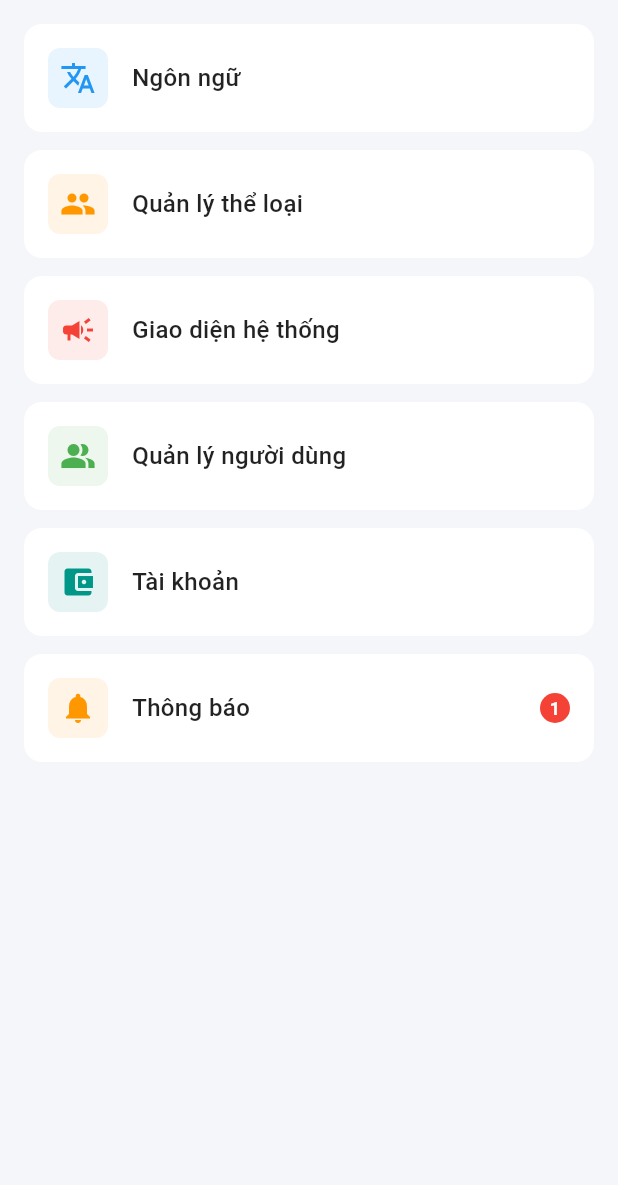
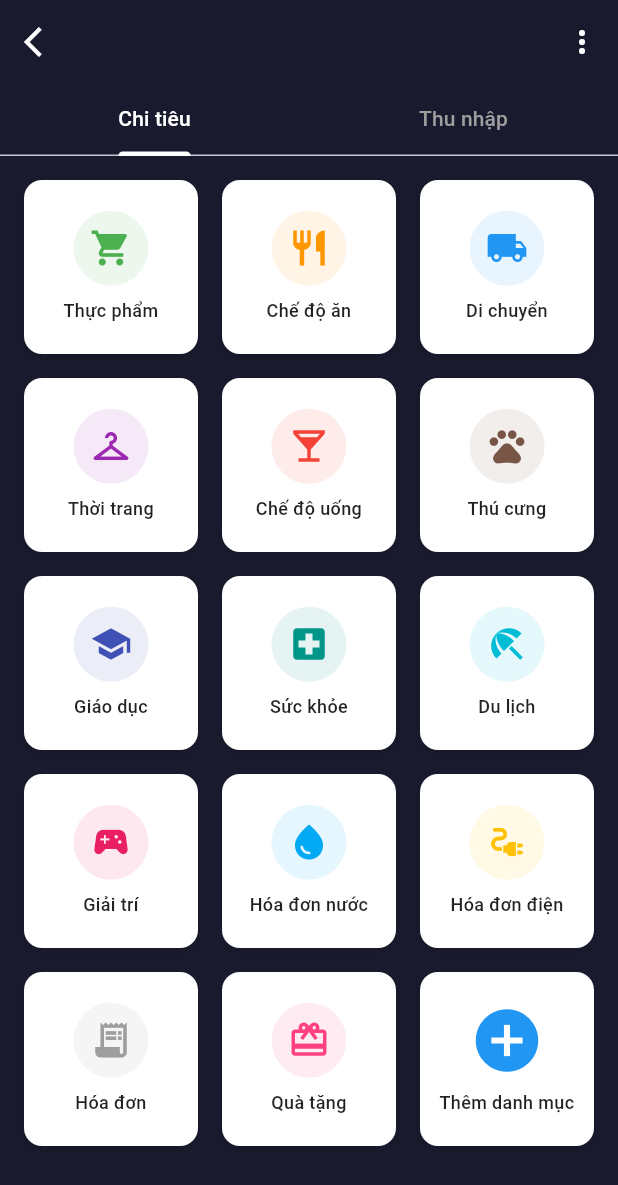
Before and after one commit to NghiaLio/Financy_app, a Flutter app: the Settings widget shown alone on an empty page, opened directly, after a tap on "Quản lý thể loại", on a phone screen of 412 x 824 dp. Shown: the top 1185 px of the screen. Run offline on Flutter 3.47's test engine with Material 3 defaults, Android fonts, the phone set to English and light mode, and no system bars; our stand-ins replace fl_chart, flutter_bloc, hive; accounts and stored records are empty; generated files the repository leaves out were written again.

Commit message:
add ui categories

```diff
--- /dev/null
+++ b/lib/man_Categories_spend.dart
@@ -0,0 +1,438 @@
+import 'package:flutter/material.dart';
+
+class ExpenseCategoriesScreen extends StatefulWidget {
+  const ExpenseCategoriesScreen({Key? key}) : super(key: key);
+
+  @override
+  State<ExpenseCategoriesScreen> createState() => _ExpenseCategoriesScreenState();
+}
+
+class _ExpenseCategoriesScreenState extends State<ExpenseCategoriesScreen> with SingleTickerProviderStateMixin {
+  late TabController _tabController;
+
+  final List<CategoryItem> expenseCategories = [
+    CategoryItem(
+      icon: Icons.local_grocery_store,
+      label: 'Thực phẩm',
+      color: Colors.green,
+    ),
+    CategoryItem(
+      icon: Icons.restaurant,
+      label: 'Chế độ ăn',
+      color: Colors.orange,
+    ),
+    CategoryItem(
+      icon: Icons.local_shipping,
+      label: 'Di chuyển',
+      color: Colors.blue,
+    ),
+    CategoryItem(
+      icon: Icons.checkroom,
+      label: 'Thời trang',
+      color: Colors.purple,
+    ),
+    CategoryItem(
+      icon: Icons.local_bar,
+      label: 'Chế độ uống',
+      color: Colors.red,
+    ),
+    CategoryItem(
+      icon: Icons.pets,
+      label: 'Thú cưng',
+      color: Colors.brown,
+    ),
+    CategoryItem(
+      icon: Icons.school,
+      label: 'Giáo dục',
+      color: Colors.indigo,
+    ),
+    CategoryItem(
+      icon: Icons.local_hospital,
+      label: 'Sức khỏe',
+      color: Colors.teal,
+    ),
+    CategoryItem(
+      icon: Icons.beach_access,
+      label: 'Du lịch',
+      color: Colors.cyan,
+    ),
+    CategoryItem(
+      icon: Icons.sports_esports,
+      label: 'Giải trí',
+      color: Colors.pink,
+    ),
+    CategoryItem(
+      icon: Icons.water_drop,
+      label: 'Hóa đơn nước',
+      color: Colors.lightBlue,
+    ),
+    CategoryItem(
+      icon: Icons.electrical_services,
+      label: 'Hóa đơn điện',
+      color: Colors.amber,
+    ),
+    CategoryItem(
+      icon: Icons.receipt_long,
+      label: 'Hóa đơn',
+      color: Colors.grey,
+    ),
+    CategoryItem(
+      icon: Icons.card_giftcard,
+      label: 'Quà tặng',
+      color: Colors.pinkAccent,
+    ),
+  ];
+
+  final List<CategoryItem> incomeCategories = [
+    CategoryItem(
+      icon: Icons.work,
+      label: 'Lương',
+      color: Colors.green,
+    ),
+    CategoryItem(
+      icon: Icons.business,
+      label: 'Kinh doanh',
+      color: Colors.blue,
+    ),
+    CategoryItem(
+      icon: Icons.trending_up,
+      label: 'Đầu tư',
+      color: Colors.orange,
+    ),
+    CategoryItem(
+      icon: Icons.card_giftcard,
+      label: 'Quà tặng',
+      color: Colors.purple,
+    ),
+  ];
+
+  @override
+  void initState() {
+    super.initState();
+    _tabController = TabController(length: 2, vsync: this);
+  }
+
+  @override
+  void dispose() {
+    _tabController.dispose();
+    super.dispose();
+  }
+
+  @override
+  Widget build(BuildContext context) {
+    return Scaffold(
+      backgroundColor: const Color(0xFF1A1A2E),
+      appBar: AppBar(
+        backgroundColor: const Color(0xFF1A1A2E),
+        elevation: 0,
+        leading: IconButton(
+          icon: const Icon(Icons.arrow_back_ios, color: Colors.white),
+          onPressed: () => Navigator.pop(context),
+        ),
+        actions: [
+          IconButton(
+            icon: const Icon(Icons.more_vert, color: Colors.white),
+            onPressed: () {
+              _showOptionsMenu(context);
+            },
+          ),
+        ],
+        bottom: TabBar(
+          controller: _tabController,
+          labelColor: Colors.white,
+          unselectedLabelColor: Colors.grey,
+          indicatorColor: Colors.white,
+          indicatorWeight: 2,
+          tabs: const [
+            Tab(text: 'Chi tiêu'),
+            Tab(text: 'Thu nhập'),
+          ],
+        ),
+      ),
+      body: Column(
+        children: [
+          Expanded(
+            child: TabBarView(
+              controller: _tabController,
+              children: [
+                _buildCategoryGrid(expenseCategories),
+                _buildCategoryGrid(incomeCategories),
+              ],
+            ),
+          ),
+
+        ],
+      ),
+    );
+  }
+
+  Widget _buildCategoryGrid(List<CategoryItem> categories) {
+    // Add the "+" button at the end
+    final categoriesWithAdd = [...categories];
+
+    return Padding(
+      padding: const EdgeInsets.all(16.0),
+      child: GridView.builder(
+        gridDelegate: const SliverGridDelegateWithFixedCrossAxisCount(
+          crossAxisCount: 3,
+          crossAxisSpacing: 16,
+          mainAxisSpacing: 16,
+          childAspectRatio: 1.0,
+        ),
+        itemCount: categoriesWithAdd.length + 1, // +1 for add button
+        itemBuilder: (context, index) {
+          if (index == categoriesWithAdd.length) {
+            return _buildAddButton();
+          }
+          return _buildCategoryItem(categoriesWithAdd[index]);
+        },
+      ),
+    );
+  }
+
+  Widget _buildCategoryItem(CategoryItem category) {
+    return GestureDetector(
+      onTap: () {
+        _onCategorySelected(category);
+      },
+      child: Container(
+        decoration: BoxDecoration(
+          color: Colors.white,
+          borderRadius: BorderRadius.circular(12),
+          boxShadow: [
+            BoxShadow(
+              color: Colors.black.withOpacity(0.1),
+              blurRadius: 4,
+              offset: const Offset(0, 2),
+            ),
+          ],
+        ),
+        child: Column(
+          mainAxisAlignment: MainAxisAlignment.center,
+          children: [
+            Container(
+              width: 50,
+              height: 50,
+              decoration: BoxDecoration(
+                color: category.color.withOpacity(0.1),
+                shape: BoxShape.circle,
+              ),
+              child: Icon(
+                category.icon,
+                color: category.color,
+                size: 28,
+              ),
+            ),
+            const SizedBox(height: 8),
+            Text(
+              category.label,
+              style: const TextStyle(
+                fontSize: 12,
+                fontWeight: FontWeight.w500,
+                color: Colors.black87,
+              ),
+              textAlign: TextAlign.center,
+              maxLines: 2,
+              overflow: TextOverflow.ellipsis,
+            ),
+          ],
+        ),
+      ),
+    );
+  }
+
+  Widget _buildAddButton() {
+    return GestureDetector(
+      onTap: () {
+        _showAddCategoryDialog();
+      },
+      child: Container(
+        decoration: BoxDecoration(
+          color: Colors.white,
+          borderRadius: BorderRadius.circular(12),
+          boxShadow: [
+            BoxShadow(
+              color: Colors.black.withOpacity(0.1),
+              blurRadius: 4,
+              offset: const Offset(0, 2),
+            ),
+          ],
+        ),
+        child: const Column(
+          mainAxisAlignment: MainAxisAlignment.center,
+          children: [
+            Icon(
+              Icons.add_circle,
+              color: Colors.blue,
+              size: 50,
+            ),
+            SizedBox(height: 8),
+            Text(
+              'Thêm danh mục',
+              style: TextStyle(
+                fontSize: 12,
+                fontWeight: FontWeight.w500,
+                color: Colors.black87,
+              ),
+              textAlign: TextAlign.center,
+            ),
+          ],
+        ),
+      ),
+    );
+  }
+
+
+
+  void _onCategorySelected(CategoryItem category) {
+    ScaffoldMessenger.of(context).showSnackBar(
+      SnackBar(
+        content: Text('Selected: ${category.label}'),
+        backgroundColor: category.color,
+        duration: const Duration(seconds: 1),
+      ),
+    );
+
+    // Return selected category to parent screen
+    Navigator.pop(context, category);
+  }
+
+  void _showOptionsMenu(BuildContext context) {
+    showModalBottomSheet(
+      context: context,
+      backgroundColor: const Color(0xFF2A2A3E),
+      shape: const RoundedRectangleBorder(
+        borderRadius: BorderRadius.vertical(top: Radius.circular(20)),
+      ),
+      builder: (context) => Container(
+        padding: const EdgeInsets.all(20),
+        child: Column(
+          mainAxisSize: MainAxisSize.min,
+          children: [
+            ListTile(
+              leading: const Icon(Icons.edit, color: Colors.white),
+              title: const Text('Chỉnh sửa danh mục', style: TextStyle(color: Colors.white)),
+              onTap: () {
+                Navigator.pop(context);
+                _showEditCategoriesDialog();
+              },
+            ),
+            ListTile(
+              leading: const Icon(Icons.restore, color: Colors.white),
+              title: const Text('Khôi phục mặc định', style: TextStyle(color: Colors.white)),
+              onTap: () {
+                Navigator.pop(context);
+                _showRestoreDefaultDialog();
+              },
+            ),
+          ],
+        ),
+      ),
+    );
+  }
+
+  void _showAddCategoryDialog() {
+    final TextEditingController nameController = TextEditingController();
+
+    showDialog(
+      context: context,
+      builder: (context) => AlertDialog(
+        backgroundColor: const Color(0xFF2A2A3E),
+        title: const Text('Thêm danh mục mới', style: TextStyle(color: Colors.white)),
+        content: Column(
+          mainAxisSize: MainAxisSize.min,
+          children: [
+            TextField(
+              controller: nameController,
+              style: const TextStyle(color: Colors.white),
+              decoration: const InputDecoration(
+                labelText: 'Tên danh mục',
+                labelStyle: TextStyle(color: Colors.grey),
+                enabledBorder: UnderlineInputBorder(
+                  borderSide: BorderSide(color: Colors.grey),
+                ),
+                focusedBorder: UnderlineInputBorder(
+                  borderSide: BorderSide(color: Colors.blue),
+                ),
+              ),
+            ),
+          ],
+        ),
+        actions: [
+          TextButton(
+            onPressed: () => Navigator.pop(context),
+            child: const Text('Hủy', style: TextStyle(color: Colors.grey)),
+          ),
+          TextButton(
+            onPressed: () {
+              if (nameController.text.isNotEmpty) {
+                // Add new category logic here
+                Navigator.pop(context);
+                ScaffoldMessenger.of(context).showSnackBar(
+                  SnackBar(
+                    content: Text('Đã thêm danh mục: ${nameController.text}'),
+                    backgroundColor: Colors.green,
+                  ),
+                );
+              }
+            },
+            child: const Text('Thêm', style: TextStyle(color: Colors.blue)),
+          ),
+        ],
+      ),
+    );
+  }
+
+  void _showEditCategoriesDialog() {
+    ScaffoldMessenger.of(context).showSnackBar(
+      const SnackBar(
+        content: Text('Chức năng chỉnh sửa danh mục'),
+        backgroundColor: Colors.blue,
+      ),
+    );
+  }
+
+  void _showRestoreDefaultDialog() {
+    showDialog(
+      context: context,
+      builder: (context) => AlertDialog(
+        backgroundColor: const Color(0xFF2A2A3E),
+        title: const Text('Khôi phục mặc định', style: TextStyle(color: Colors.white)),
+        content: const Text(
+          'Bạn có muốn khôi phục tất cả danh mục về mặc định không?',
+          style: TextStyle(color: Colors.white),
+        ),
+        actions: [
+          TextButton(
+            onPressed: () => Navigator.pop(context),
+            child: const Text('Hủy', style: TextStyle(color: Colors.grey)),
+          ),
+          TextButton(
+            onPressed: () {
+              Navigator.pop(context);
+              ScaffoldMessenger.of(context).showSnackBar(
+                const SnackBar(
+                  content: Text('Đã khôi phục danh mục mặc định'),
+                  backgroundColor: Colors.green,
+                ),
+              );
+            },
+            child: const Text('Khôi phục', style: TextStyle(color: Colors.red)),
+          ),
+        ],
+      ),
+    );
+  }
+}
+
+class CategoryItem {
+  final IconData icon;
+  final String label;
+  final Color color;
+
+  CategoryItem({
+    required this.icon,
+    required this.label,
+    required this.color,
+  });
+}
--- a/lib/settings.dart
+++ b/lib/settings.dart
@@ -2,6 +2,7 @@ import 'package:flutter/material.dart';
 import 'interfaceSettings.dart';
 import 'languageSettings.dart';
 import 'package:flutter_gen/gen_l10n/app_localizations.dart';
+import 'man_Categories_spend.dart';
 
 class Settings extends StatelessWidget {
   const Settings({Key? key}) : super(key: key);
@@ -32,7 +33,12 @@ class Settings extends StatelessWidget {
             icon: Icons.people,
             title: app_local.manageCategory,
             iconColor: Colors.orange,
-            onTap: () {},
+            onTap: () {
+              Navigator.push(
+                context,
+                MaterialPageRoute(builder: (context) => ExpenseCategoriesScreen()),
+              );
+            },
           ),
           const SizedBox(height: 12),
           _buildMenuItem(
```
Also changed, not shown: lib/wallet.dart (+11 -4 lines), 9 other files.
